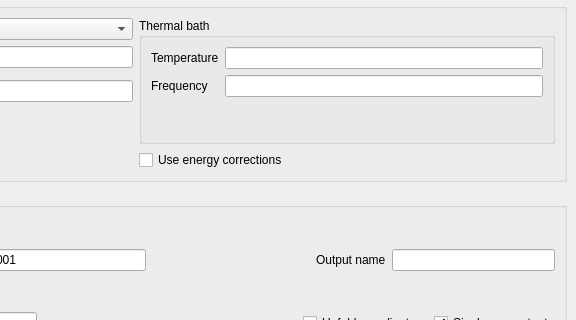
The window that src/pymd/gui/view/ui/mainWindow.ui (DarioZar/PYMD) describes before a commit, drawn with Qt 5; both pictures show x 304 to 880 and y 239 to 559 of the 880 by 699 pixel window.
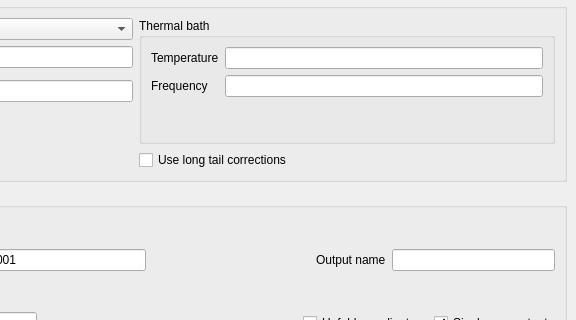
The same window after the commit.

Commit message: Plot UI, label corrections

Patch:
```diff
--- a/src/pymd/gui/view/ui/mainWindow.ui
+++ b/src/pymd/gui/view/ui/mainWindow.ui
@@ -164,7 +164,7 @@
        <item row="1" column="1">
         <widget class="QCheckBox" name="checkBox_eCorr">
          <property name="text">
-          <string>Use energy corrections</string>
+          <string>Use long tail corrections</string>
          </property>
         </widget>
        </item>
```
The commit also changes 3 other files.
